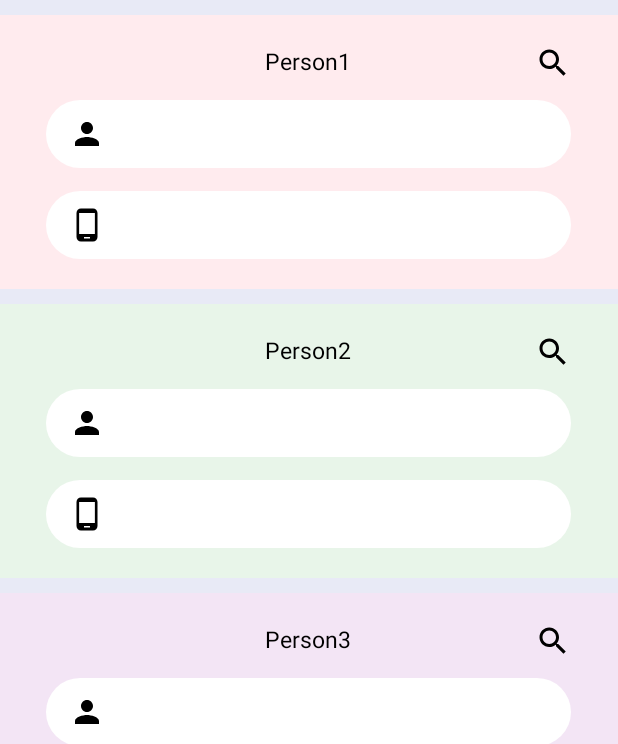
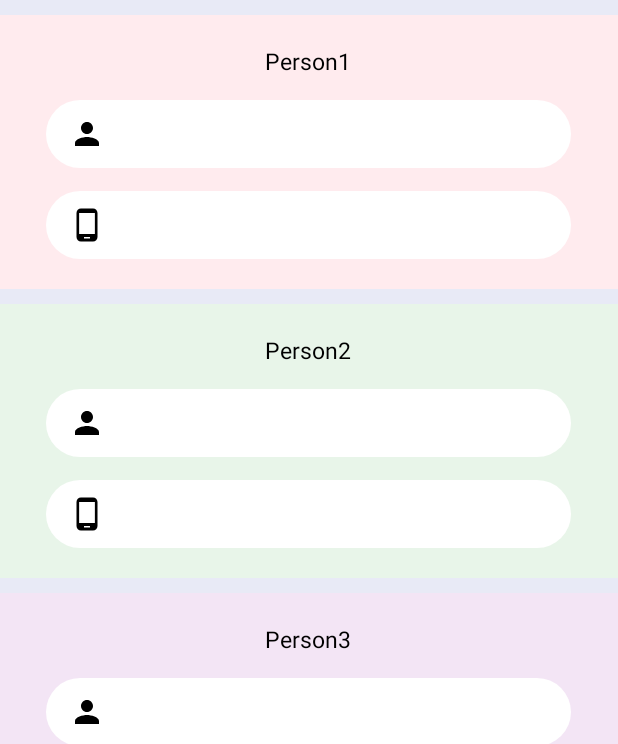
Before and after one commit to swan10/Android-Women_Safety_App, an Android app: the layout activity_favc.xml on its own in the app's theme, with its tools: preview values and no code run, on a phone screen of 412 x 824 dp. Shown: the top 744 px of the screen. Run offline under Robolectric (Android 15) with nearby library versions, the phone set to English and light mode, and no system bars.

```diff
--- a/app/src/main/java/com/example/myapplication/HomeActivity.java
+++ b/app/src/main/java/com/example/myapplication/HomeActivity.java
@@ -128,7 +128,6 @@ public class HomeActivity extends AppCompatActivity {
             @Override
             public void onClick(View v) {
                 customButton.setVisibility(View.INVISIBLE);
-                custom_stop.setVisibility(View.VISIBLE);
                 // Adding if condition inside button.
 
                 // If All permission is enabled successfully then this block will execute.
@@ -146,6 +145,8 @@ public class HomeActivity extends AppCompatActivity {
                         return;
                     }
                     locationManager.requestLocationUpdates(LocationManager.NETWORK_PROVIDER, 20 * 1000, 50, listener);
+                    custom_stop.setVisibility(View.VISIBLE);
+
                 }
 
                 // If, If permission is not enabled then else condition will execute.
--- a/app/src/main/java/com/example/myapplication/Register.java
+++ b/app/src/main/java/com/example/myapplication/Register.java
@@ -95,6 +95,7 @@ public class Register extends AppCompatActivity {
 
         if (!validate()) {
             onSignupFailed();
+            progressDialog.dismiss();
             return;
         }
 
--- a/app/src/main/java/com/example/myapplication/Setting.java
+++ b/app/src/main/java/com/example/myapplication/Setting.java
@@ -31,7 +31,7 @@ public class Setting extends AppCompatActivity implements PopupMenu.OnMenuItemCl
         getSupportActionBar().hide();
 
         //profile
-        Cursor cursor=myDb.getAllData();
+        Cursor cursor=myDb.getNameData();
         StringBuilder stringBuilder=new StringBuilder();
         while (cursor.moveToNext()){
             stringBuilder.append(cursor.getString(1));
--- a/app/src/main/res/layout/activity_favc.xml
+++ b/app/src/main/res/layout/activity_favc.xml
@@ -75,13 +75,6 @@
                             android:layout_below="@+id/p1ed1"
                             android:layout_centerHorizontal="true"/>
 
-                        <ImageView
-                            android:layout_width="wrap_content"
-                            android:layout_height="wrap_content"
-                            android:src="@drawable/ic_search"
-                            android:layout_alignRight="@+id/p1ed1"
-                            />
-
                     </RelativeLayout>
                 </GridLayout>
                 <GridLayout
@@ -137,13 +130,6 @@
                             android:layout_marginRight="15dp"
                             android:layout_below="@+id/p2ed1"
                             android:layout_centerHorizontal="true"/>
-
-                        <ImageView
-                            android:layout_width="wrap_content"
-                            android:layout_height="wrap_content"
-                            android:src="@drawable/ic_search"
-                            android:layout_alignRight="@+id/p2ed1"
-                            />
 
                     </RelativeLayout>
                 </GridLayout>
@@ -201,13 +187,6 @@
                             android:layout_below="@+id/p3ed1"
                             android:layout_centerHorizontal="true"/>
 
-                        <ImageView
-                            android:layout_width="wrap_content"
-                            android:layout_height="wrap_content"
-                            android:src="@drawable/ic_search"
-                            android:layout_alignRight="@+id/p3ed1"
-                            />
-
                     </RelativeLayout>
                 </GridLayout>
                 <GridLayout
--- a/app/src/main/res/layout/activity_gov_help.xml
+++ b/app/src/main/res/layout/activity_gov_help.xml
@@ -18,10 +18,11 @@
             android:layout_width="350dp"
             android:layout_height="45dp"
             android:layout_gravity="center"
-            android:ems="10"
+            android:ems="15"
             android:maxLength="10"
             android:paddingLeft="30dp"
             android:inputType="phone"
+            android:hint="Enter phone number"
             android:background="@drawable/rounded_button"
             android:layout_marginTop="30dp"
             android:layout_marginBottom="20dp"/>
```
Also changed, not shown: app/src/main/java/com/example/myapplication/DatabaseHelper.java (+27 -8 lines), app/src/main/java/com/example/myapplication/FavcActivity.java (+9 -3 lines).
